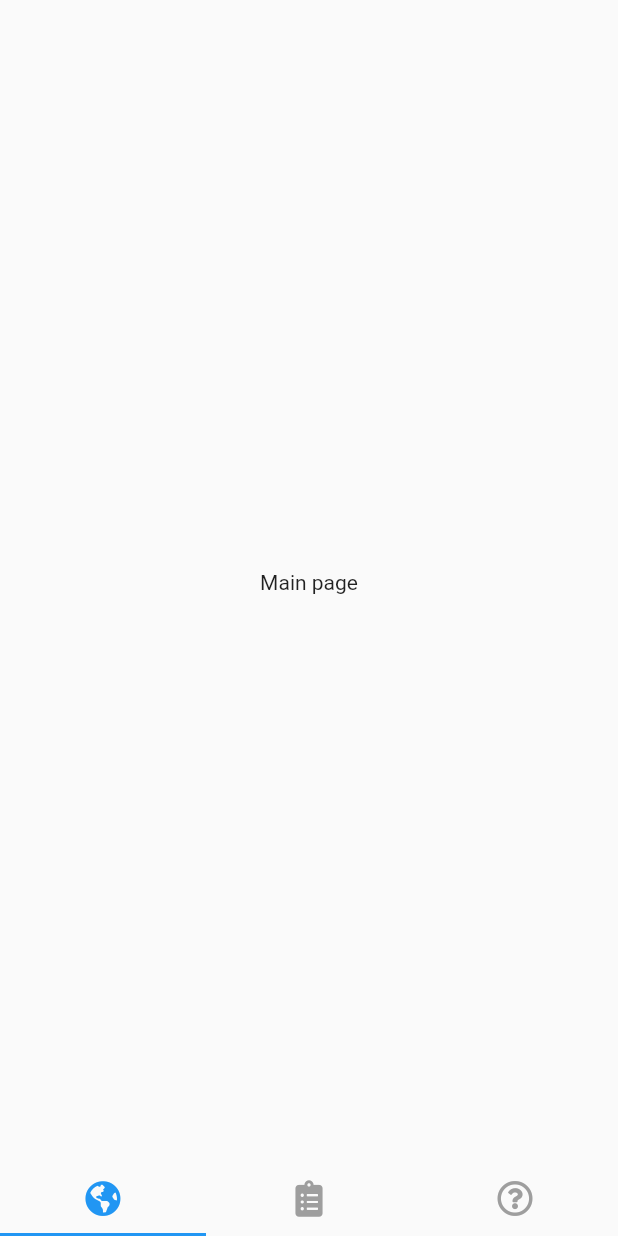
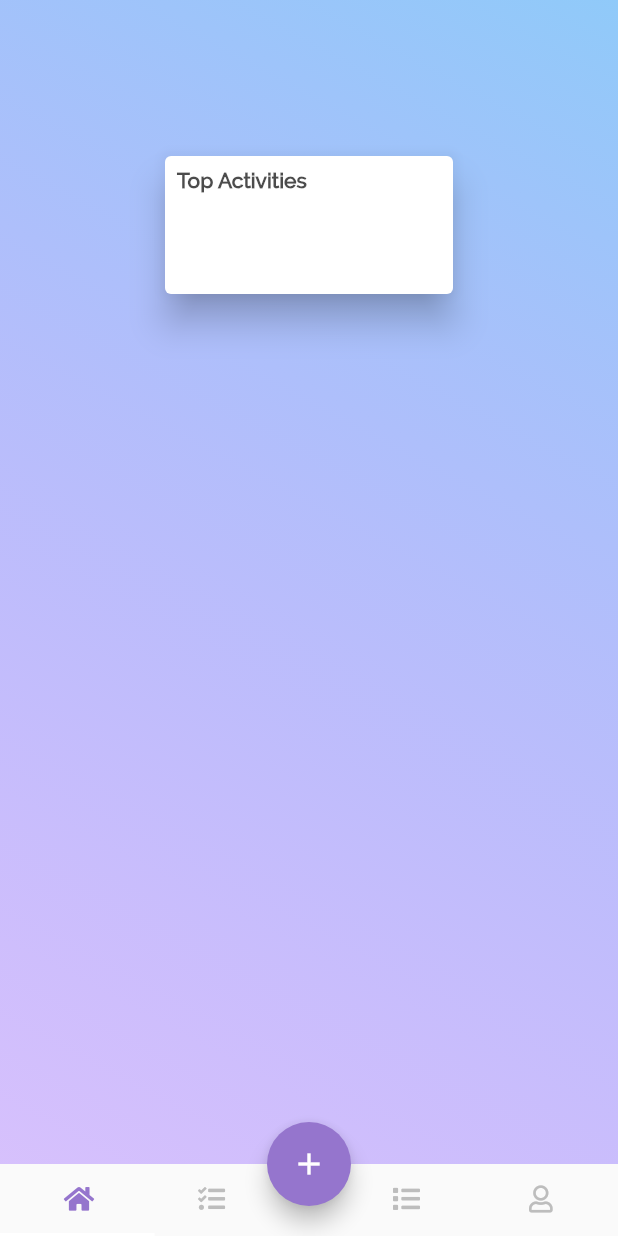
Before and after one commit to alexpavelm/BinaryProject, a Flutter app: the screen it shows after launch, on a phone screen of 412 x 824 dp. Run offline on Flutter 3.47's test engine with Material 2 defaults, Android fonts, the phone set to English and light mode, and no system bars; our stand-ins replace font_awesome_flutter.

Commit message:
Bottom nav bar design half done, gradient, card style

```diff
--- a/lib/BottomNavBar.dart
+++ b/lib/BottomNavBar.dart
@@ -16,13 +16,14 @@ class BottomNavBarState extends State<BottomNavBar> {
   final List<Widget> _children = [
     MainPageView(),
     Center(child: Text("Second view")),
-    Center(child: Text("Third view"))
+    Center(child: Text("Third view")),
+    Center(child: Text("4TH view")),
   ];
 
   @override
   Widget build(BuildContext context) {
     return DefaultTabController(
-      length: 3,
+      length: 4,
       child: Container(
         color: Theme.of(context).scaffoldBackgroundColor,
         child: new Scaffold(
@@ -30,19 +31,39 @@ class BottomNavBarState extends State<BottomNavBar> {
           bottomNavigationBar: TabBar(
             tabs: [
               Tab(
-                icon: Icon(FontAwesomeIcons.globeAmericas),
+                icon: Icon(FontAwesomeIcons.home, size: 18),
+              ),
+              Padding(
+                padding: const EdgeInsets.only(right: 27),
+                child: Tab(
+                  icon: Icon(
+                    FontAwesomeIcons.tasks,
+                    size: 18,
+                  ),
+                ),
+              ),
+              Padding(
+                padding: const EdgeInsets.only(left: 27),
+                child: Tab(
+                  icon: Icon(FontAwesomeIcons.list, size: 18),
+                ),
               ),
               Tab(
-                icon: Icon(FontAwesomeIcons.clipboardList),
+                icon: Icon(FontAwesomeIcons.user, size: 18),
               ),
-              Tab(
-                icon: Icon(FontAwesomeIcons.questionCircle),
-              )
             ],
-            labelColor: Colors.blue,
-            unselectedLabelColor: Colors.grey,
-            indicatorColor: Colors.blue,
+            labelColor: Colors.deepPurple.shade300,
+            unselectedLabelColor: Colors.grey.shade400,
+            indicatorColor: Colors.white,
+
           ),
+          floatingActionButton: FloatingActionButton(
+            onPressed: () {},
+            child: Icon(Icons.add),
+            backgroundColor: Colors.deepPurple.shade300,
+          ),
+          floatingActionButtonLocation:
+              FloatingActionButtonLocation.centerDocked,
         ),
       ),
     );
--- a/lib/MainPageView/MainPageView.dart
+++ b/lib/MainPageView/MainPageView.dart
@@ -1,10 +1,42 @@
 import 'package:flutter/cupertino.dart';
+import 'package:flutter/material.dart';
 
 class MainPageView extends StatelessWidget {
   @override
   Widget build(BuildContext context) {
-    return Container(
-      child: Center(child: Text("Main page")),
+    return Scaffold(
+      body: Container(
+        width: MediaQuery.of(context).size.width,
+        decoration: BoxDecoration(
+            gradient: LinearGradient(colors: <Color>[
+          Colors.blue.shade200,
+          Colors.deepPurpleAccent.shade100.withOpacity(.5)
+        ], begin: Alignment.topRight, end: Alignment.bottomLeft)),
+        child: Column(
+          children: <Widget>[
+            Padding(
+              padding: const EdgeInsets.only(top: 100),
+              child: Container(
+                height: 100,
+                width: 200,
+                child: Card(
+                  child: Padding(
+                    padding: const EdgeInsets.all(8.0),
+                    child: Text(
+                      "Top Activities",
+                      style: TextStyle(
+                          fontFamily: 'Raleway',
+                          fontWeight: FontWeight.bold,
+                          color: Colors.black.withOpacity(.7)),
+                    ),
+                  ),
+                  elevation: 10,
+                ),
+              ),
+            )
+          ],
+        ),
+      ),
     );
   }
 }
--- a/pubspec.yaml
+++ b/pubspec.yaml
@@ -20,6 +20,8 @@ dependencies:
   flutter:
     sdk: flutter
   font_awesome_flutter: ^8.5.0
+  bubble_bottom_bar: ^1.2.0
+  unicorndial: ^1.1.5
 
 
   # The following adds the Cupertino Icons font to your application.
```
